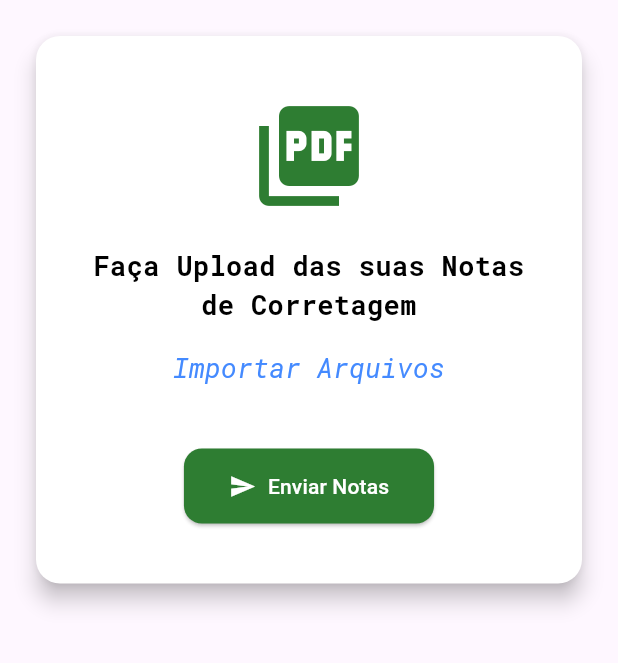
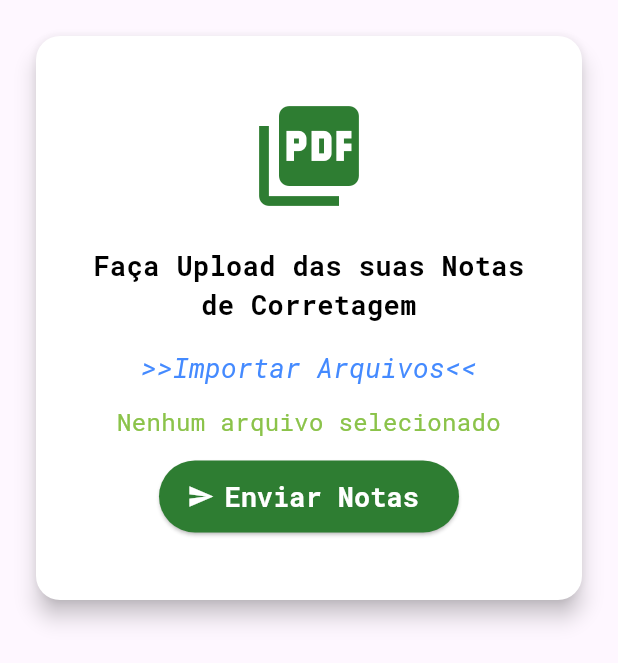
Before and after one commit to GuustavoPetry/marketool_finance, a Flutter app: the UploadView widget shown alone on an empty page, opened directly, on a phone screen of 412 x 824 dp. Shown: the top 663 px of the screen. Run offline on Flutter 3.47's test engine with Material 3 defaults, Android fonts, the phone set to English and light mode, and no system bars; our stand-ins replace fl_chart; missing offline and left inert: file_selector; network calls fail.

Commit message:
Padronizando botão + nova rota "/patrimony" (#29)
* Adicionando gráfico na rota '/patrimony'

* padronizando botão

```diff
--- a/lib/src/views/login_view.dart
+++ b/lib/src/views/login_view.dart
@@ -156,7 +156,7 @@ class _LoginViewState extends State<LoginView> with WidgetsBindingObserver {
               children: [
                 CustomButton(
                   onPressed: _loading ? null : _handleLogin,
-                  text: _loading ? "Validando..." : "Entrar",
+                  label: _loading ? "Validando..." : "Entrar",
                 ),
                 const SizedBox(height: 10),
               ],
--- a/lib/src/views/register_view.dart
+++ b/lib/src/views/register_view.dart
@@ -137,7 +137,7 @@ class _RegisterViewState extends State<RegisterView> {
               SizedBox(width: 20),
 
               CustomButton(
-                text: "Registrar",
+                label: "Registrar",
                 onPressed: _controller.isLoading
                     ? null
                     : () async {
@@ -152,7 +152,7 @@ class _RegisterViewState extends State<RegisterView> {
                           );
                         }
                       },
-                child: _controller.isLoading
+                icon: _controller.isLoading
                     ? const SizedBox(
                         width: 24,
                         height: 24,
--- a/lib/src/views/upload_view.dart
+++ b/lib/src/views/upload_view.dart
@@ -1,5 +1,6 @@
 import 'package:file_selector/file_selector.dart';
 import 'package:flutter/material.dart';
+import 'package:marketool_financer/src/widgets/custom_button.dart';
 
 class UploadView extends StatefulWidget {
   const UploadView({super.key});
@@ -10,6 +11,7 @@ class UploadView extends StatefulWidget {
 
 class _UploadViewState extends State<UploadView> {
   bool _loading = false;
+  int selectedFiles = 0;
 
   Future<void> _handlePdfSelection() async {
     setState(() {
@@ -76,7 +78,7 @@ class _UploadViewState extends State<UploadView> {
             TextButton(
               onPressed: _handlePdfSelection,
               child: Text(
-                "Importar Arquivos",
+                ">>Importar Arquivos<<",
                 style: TextStyle(
                   fontSize: 18,
                   fontFamily: "RobotoMono",
@@ -86,8 +88,22 @@ class _UploadViewState extends State<UploadView> {
                 ),
               ),
             ),
-            const SizedBox(height: 30),
-            ElevatedButton.icon(
+
+            Text(
+              selectedFiles > 0
+                  ? "$selectedFiles arquivos selecionados"
+                  : "Nenhum arquivo selecionado",
+              textAlign: TextAlign.center,
+              style: TextStyle(
+                fontSize: 16,
+                fontFamily: "RobotoMono",
+                fontWeight: FontWeight.w400,
+                color: Colors.lightGreen,
+              ),
+            ),
+
+            const SizedBox(height: 10),
+            CustomButton(
               icon: _loading
                   ? const SizedBox(
                       height: 20,
@@ -98,19 +114,8 @@ class _UploadViewState extends State<UploadView> {
                       ),
                     )
                   : const Icon(Icons.send),
-              label: Text(_loading ? "Carregando..." : "Enviar Notas"),
+              label: _loading ? "Carregando" : "Enviar Notas",
               onPressed: _loading ? null : _handlePdfSelection,
-              style: ElevatedButton.styleFrom(
-                backgroundColor: const Color(0xFF2E7D32),
-                foregroundColor: Colors.white,
-                padding: const EdgeInsets.symmetric(
-                  horizontal: 30,
-                  vertical: 15,
-                ),
-                shape: RoundedRectangleBorder(
-                  borderRadius: BorderRadius.circular(12),
-                ),
-              ),
             ),
           ],
         ),
--- a/lib/src/widgets/custom_button.dart
+++ b/lib/src/widgets/custom_button.dart
@@ -1,43 +1,39 @@
 import 'package:flutter/material.dart';
 
 class CustomButton extends StatelessWidget {
-  final String text;
+  final String label;
   final VoidCallback? onPressed;
-  final Widget child;
+  final Widget icon;
 
   const CustomButton({
     super.key,
-    required this.text,
+    required this.label,
     required this.onPressed,
-    this.child = const SizedBox.shrink(),
+    this.icon = const SizedBox.shrink(),
   });
 
   @override
   Widget build(BuildContext context) {
     return Padding(
       padding: EdgeInsets.all(5),
-      child: Center(
       child: Container(
         alignment: Alignment.center,
-          child: ElevatedButton(
+        child: ElevatedButton.icon(
           style: ElevatedButton.styleFrom(
+            textStyle: TextStyle(
+              fontSize: 18,
+              fontFamily: "RobotoMono",
+              fontWeight: FontWeight.bold,
+            ),
             backgroundColor: const Color(0xFF2E7D32),
             foregroundColor: Colors.white,
             disabledBackgroundColor: const Color(0xFF2E7D32),
             disabledForegroundColor: Colors.white,
             minimumSize: const Size(200, 48),
           ),
+          label: Text(label),
           onPressed: onPressed,
-            child: Text(
-              text,
-              style: const TextStyle(
-                fontSize: 20,
-                fontFamily: "RobotoMono",
-                fontWeight: FontWeight.bold,
-                color: Colors.white,
-              ),
-            ),
-          ),
+          icon: icon,
         ),
       ),
     );
```
Lines whose indentation alone changed are shown as unchanged.
